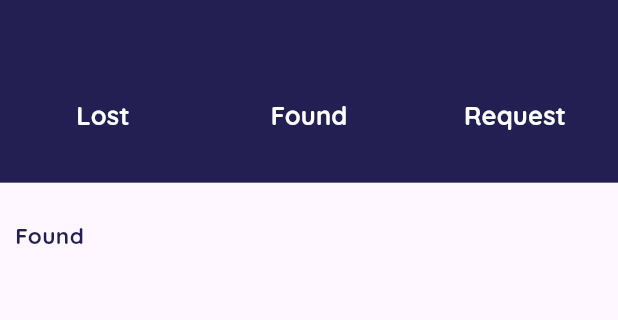
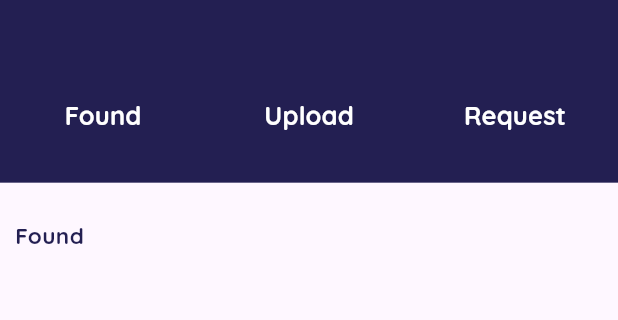
Before and after one commit to bispick-logncoding/bispick, a Flutter app: the MyPage screen opened directly, on a phone screen of 412 x 824 dp, the part 92-412 px from its top. Run offline on Flutter 3.47's test engine with Material 3 defaults, Android fonts, the phone set to English and light mode, and no system bars; our stand-ins replace camera, cloud_firestore, firebase_core, firebase_storage, flutter_dotenv, random_string; missing offline and left inert: dart:html, google_sign_in_web; accounts and stored records are empty; statements that could not run were skipped.

Commit message:
fix menu titles

```diff
--- a/lib/pages/MyPage.dart
+++ b/lib/pages/MyPage.dart
@@ -105,7 +105,7 @@ class _MyPageState extends State<MyPage> {
                                         .pushNamed('allLostItemsView');
                                   },
                                   child: Text(
-                                    "Lost",
+                                    "Found",
                                     style: TextStyle(
                                         color: Colors.white,
                                         fontFamily: "Quicksand",
@@ -125,7 +125,7 @@ class _MyPageState extends State<MyPage> {
                                         .pushNamed('cameraView');
                                   },
                                   child: Text(
-                                    "Found",
+                                    "Upload",
                                     style: TextStyle(
                                         color: Colors.white,
                                         fontFamily: "Quicksand",
--- a/lib/pages/home.dart
+++ b/lib/pages/home.dart
@@ -94,7 +94,7 @@ class _MainPageState extends State<MainPage> {
                                         .pushNamed('allLostItemsView');
                                   },
                                   child: Text(
-                                    "Lost",
+                                    "Found",
                                     style: TextStyle(
                                         color: Colors.white,
                                         fontFamily: "Quicksand",
@@ -114,7 +114,7 @@ class _MainPageState extends State<MainPage> {
                                         .pushNamed('cameraView');
                                   },
                                   child: Text(
-                                    "Found",
+                                    "Upload",
                                     style: TextStyle(
                                         color: Colors.white,
                                         fontFamily: "Quicksand",
```
